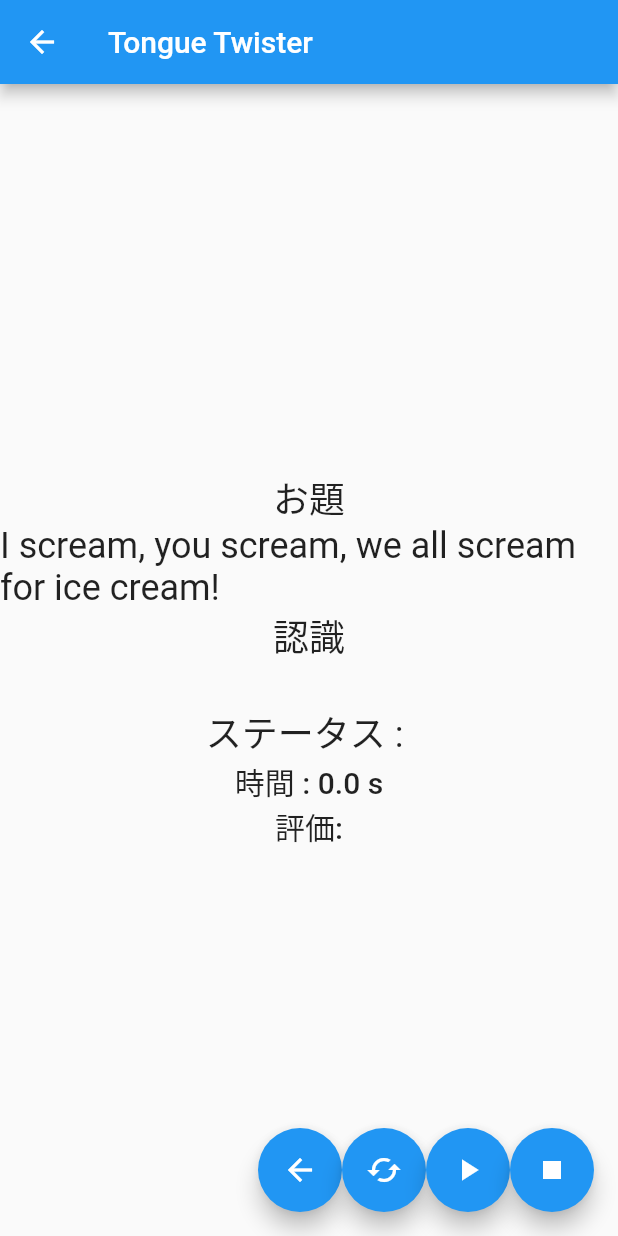
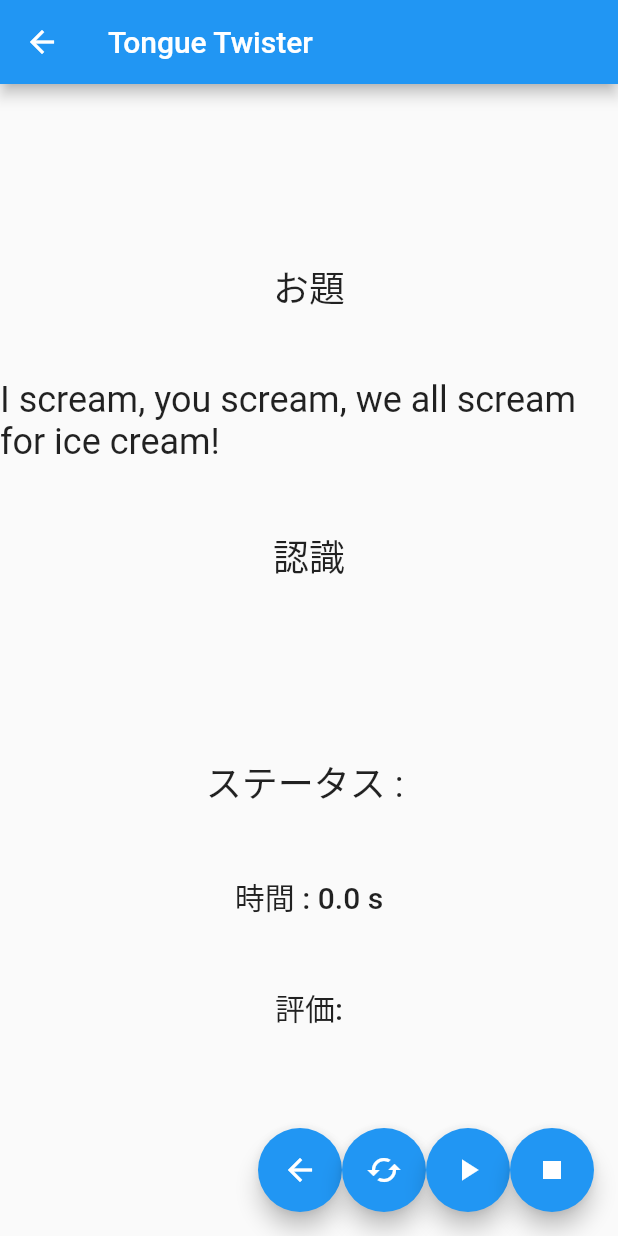
Before and after one commit to OUCC/alarm2022, a Flutter app: the TongueTwisterPage screen opened directly, on a phone screen of 412 x 824 dp. Run offline on Flutter 3.47's test engine with Material 2 defaults, Android fonts, the phone set to English and light mode, and no system bars; our stand-ins replace flutter_local_notifications, gap, shared_preferences, speech_to_text, timezone; accounts and stored records are empty.

Commit message:
UI改良

```diff
--- a/lib/view/tongue_twister_view.dart
+++ b/lib/view/tongue_twister_view.dart
@@ -41,36 +41,44 @@ class _TongueTwisterPageState extends State<TongueTwisterPage> {
       ),
       body: Center(
         child: Column(
-          mainAxisAlignment: MainAxisAlignment.center,
+          mainAxisAlignment: MainAxisAlignment.spaceEvenly,
           children: <Widget>[
+            const SizedBox(height: 30),
             Text(
               'お題',
               style: Theme.of(context).textTheme.headline5,
             ),
+            //const SizedBox(height: 5),
             Text(
               ttm.question.displayQuestion,
               style: Theme.of(context).textTheme.headline5,
             ),
+            //const SizedBox(height: 20),
             Text(
               '認識',
               style: Theme.of(context).textTheme.headline5,
             ),
+            //const SizedBox(height: 5),
             Text(
               ttm.lastWords,
               style: Theme.of(context).textTheme.headline5,
             ),
+            //const SizedBox(height: 20),
             Text(
               'ステータス : ${ttm.speech.lastStatus}',
               style: Theme.of(context).textTheme.headline5,
             ),
+            //const SizedBox(height: 5),
             Text(
               '時間 : ${ttm.speakDuration.inMilliseconds ~/ 100 / 10} s',
               style: Theme.of(context).textTheme.headline6,
             ),
+            //const SizedBox(height: 10),
             Text(
               '評価:${ttm.message}',
               style: Theme.of(context).textTheme.headline6,
             ),
+            const SizedBox(height: 50),
           ],
         ),
       ),
@@ -78,9 +86,11 @@ class _TongueTwisterPageState extends State<TongueTwisterPage> {
           Row(mainAxisAlignment: MainAxisAlignment.end, children: [
         FloatingActionButton(
             heroTag: "tt_back",
-            onPressed: () {
-              Navigator.of(context).pop(ttm.message == "一致");
-            },
+            onPressed: (ttm.message == "一致")
+                ? () {
+                    Navigator.of(context).pop(true);
+                  }
+                : null,
             child: const Icon(Icons.arrow_back)),
         FloatingActionButton(
             heroTag: "tt_changeQuestion",
```
